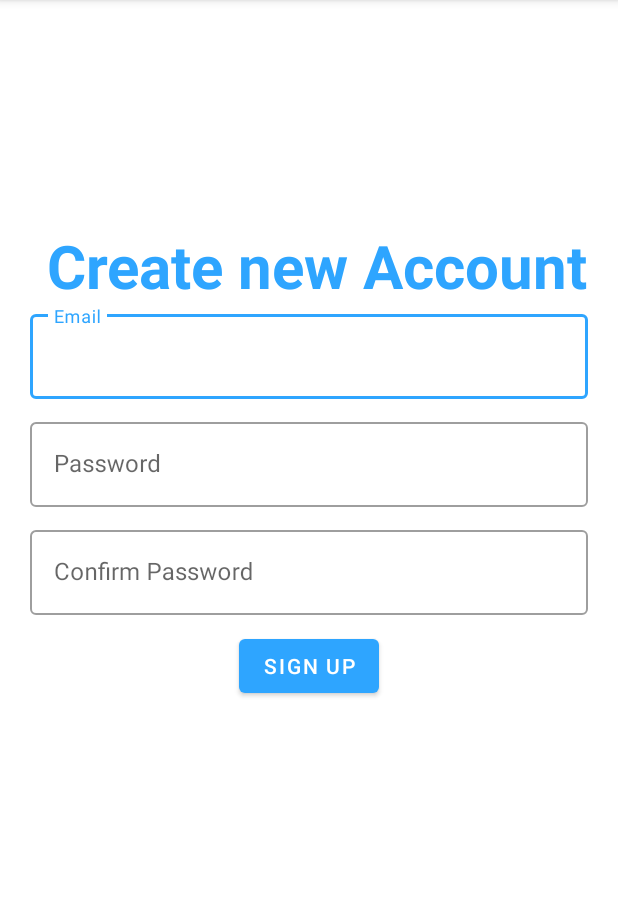
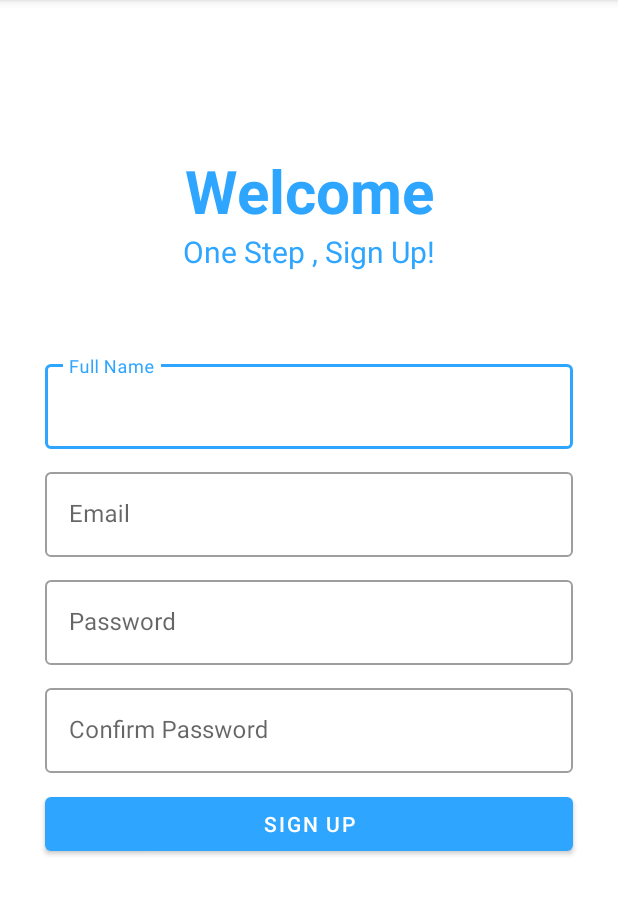
Before and after one commit to SajibMamun/Write-Now, an Android app: the screen it shows after launch (SignUpActivity), after a tap on "Don't have any account? Sign Up", on a phone screen of 412 x 824 dp, the part 84-999 px from its top. Run offline under Robolectric (Android 15) with nearby library versions, the phone set to English and light mode, and no system bars; our stand-ins replace Firebase (no records; nobody signed in at launch, a user with empty details on screens opened directly); 2 other taps on this screen came first.

Commit message:
Home Activity Added and Full Name Show

```diff
--- a/app/build.gradle
+++ b/app/build.gradle
@@ -44,4 +44,7 @@ dependencies {
     //Firebase auth
     implementation 'com.google.firebase:firebase-auth:21.0.4'
 
+    //Firebase Database
+    implementation 'com.google.firebase:firebase-database:20.0.5'
+
 }
--- a/app/src/main/java/com/example/writenow/MainActivity.java
+++ b/app/src/main/java/com/example/writenow/MainActivity.java
@@ -102,7 +102,7 @@ public class MainActivity extends AppCompatActivity {
                     if (task.isSuccessful()) {
                         //Intent to go user account page
                         progressBar.setVisibility(view.INVISIBLE);
-                        Intent intent = new Intent(MainActivity.this, UserAccount.class);
+                        Intent intent = new Intent(MainActivity.this, HomeActivity.class);
                         startActivity(intent);
 
                     } else {
--- a/app/src/main/java/com/example/writenow/SignUpActivity.java
+++ b/app/src/main/java/com/example/writenow/SignUpActivity.java
@@ -3,10 +3,12 @@ package com.example.writenow;
 import androidx.annotation.NonNull;
 import androidx.appcompat.app.AppCompatActivity;
 
+import android.content.Intent;
 import android.os.Bundle;
 import android.util.Patterns;
 import android.view.View;
 import android.widget.Button;
+import android.widget.ProgressBar;
 import android.widget.TextView;
 import android.widget.Toast;
 
@@ -15,12 +17,14 @@ import com.google.android.gms.tasks.Task;
 import com.google.firebase.auth.AuthResult;
 import com.google.firebase.auth.FirebaseAuth;
 import com.google.firebase.auth.FirebaseUser;
+import com.google.firebase.database.DatabaseReference;
+import com.google.firebase.database.FirebaseDatabase;
 
 public class SignUpActivity extends AppCompatActivity {
-    com.google.android.material.textfield.TextInputEditText emailetsignup, passwordetsignup, confirmpasswordetsignup;
+    com.google.android.material.textfield.TextInputEditText emailetsignup, passwordetsignup, confirmpasswordetsignup,usernameet;
    Button Signupbtn;
-
-    String email, password, confirmpassword;
+ProgressBar progressBar;
+    String email, password, confirmpassword,name;
 
     FirebaseAuth mAuth;
 
@@ -33,9 +37,12 @@ public class SignUpActivity extends AppCompatActivity {
         passwordetsignup = findViewById(R.id.passwordetsinguid);
         confirmpasswordetsignup = findViewById(R.id.confirmpasswordetsignupid);
         Signupbtn = findViewById(R.id.SignUpButtonid);
+        usernameet=findViewById(R.id.UserNameid);
 
         //FirebaseAuth Object.
         mAuth = FirebaseAuth.getInstance();
+
+        progressBar=findViewById(R.id.Progressbarid);
 
 
         Signupbtn.setOnClickListener(new View.OnClickListener() {
@@ -45,9 +52,15 @@ public class SignUpActivity extends AppCompatActivity {
                 email = emailetsignup.getText().toString().trim();
                 password = passwordetsignup.getText().toString().trim();
                 confirmpassword = confirmpasswordetsignup.getText().toString().trim();
+                name=usernameet.getText().toString().trim();
+                progressBar.setVisibility(view.VISIBLE);
 
 
-                if (email.length() == 0) {
+                if(name.isEmpty())
+                {
+                    usernameet.setError("enter your full name");
+                }
+                else if (email.length() == 0) {
 
                     emailetsignup.setError("enter your email");
                 } else if (!Patterns.EMAIL_ADDRESS.matcher(email).matches()) {
@@ -74,12 +87,21 @@ public class SignUpActivity extends AppCompatActivity {
                         @Override
                         public void onComplete(@NonNull Task<AuthResult> task) {
 
+
                             if (task.isSuccessful()) {
+                                progressBar.setVisibility(view.INVISIBLE);
                                 //Firebaseuser object will store user details like email,password and other profile info
                                 FirebaseUser user = mAuth.getCurrentUser();
+
+                              //name save in realtime database
+                                savenameinrealtimedatabase(user);
                                 Toast.makeText(SignUpActivity.this, "Sign Up Done", Toast.LENGTH_SHORT).show();
 
+                                Intent intent=new Intent(SignUpActivity.this,HomeActivity.class);
+                                startActivity(intent);
+
                             } else {
+                                progressBar.setVisibility(view.INVISIBLE);
                                 Toast.makeText(SignUpActivity.this, "Error: " + task.getException(), Toast.LENGTH_SHORT).show();
                             }
 
@@ -93,4 +115,16 @@ public class SignUpActivity extends AppCompatActivity {
             }
         });
     }
+
+    private void savenameinrealtimedatabase(FirebaseUser user) {
+
+        //Firebase Method
+
+        FirebaseDatabase firebaseDatabase=FirebaseDatabase.getInstance();
+
+        DatabaseReference rootReference=firebaseDatabase.getReference();
+        DatabaseReference nameReference=rootReference.child("Users").child(user.getUid()).child("name");
+
+        nameReference.setValue(name);
+    }
 }
--- /dev/null
+++ b/app/src/main/java/com/example/writenow/SplashScreen.java
@@ -0,0 +1,39 @@
+package com.example.writenow;
+
+import androidx.appcompat.app.AppCompatActivity;
+
+import android.content.Intent;
+import android.os.Bundle;
+import android.os.Handler;
+
+import com.google.firebase.auth.FirebaseAuth;
+import com.google.firebase.auth.FirebaseUser;
+
+public class SplashScreen extends AppCompatActivity {
+
+    @Override
+    protected void onCreate(Bundle savedInstanceState) {
+        super.onCreate(savedInstanceState);
+        setContentView(R.layout.activity_splash_screen);
+        FirebaseAuth firebaseAuth = FirebaseAuth.getInstance();
+        FirebaseUser firebaseUser = firebaseAuth.getCurrentUser();
+        Handler handler = new Handler();
+        handler.postDelayed(new Runnable() {
+            @Override
+            public void run() {
+                if (firebaseUser != null) {
+
+                    Intent intent = new Intent(SplashScreen.this, UserAccount.class);
+                    startActivity(intent);
+                } else {
+                    Intent intent = new Intent(SplashScreen.this, MainActivity.class);
+                    startActivity(intent);
+
+                }
+
+            }
+        }, 3000);
+
+
+    }
+}
--- a/app/src/main/java/com/example/writenow/UserAccount.java
+++ b/app/src/main/java/com/example/writenow/UserAccount.java
@@ -91,6 +91,8 @@ public class UserAccount extends AppCompatActivity {
 
                         //forsignout
                         firebaseAuth.signOut();
+                        Intent intent=new Intent(UserAccount.this,MainActivity.class);
+                        startActivity(intent);
                         ((Activity) context).finish();
 
                     }
--- a/app/src/main/res/layout/activity_sign_up.xml
+++ b/app/src/main/res/layout/activity_sign_up.xml
@@ -7,27 +7,74 @@
     tools:context=".SignUpActivity">
 
     <TextView
+        android:id="@+id/signup"
+        android:layout_width="match_parent"
+        android:layout_height="wrap_content"
+        android:layout_marginLeft="30dp"
+        android:layout_marginTop="100dp"
+        android:layout_marginRight="30dp"
+        android:gravity="center"
+        android:text=" Welcome "
+        android:textAlignment="center"
+        android:textColor="#2EA5FF"
+        android:textSize="40sp"
+        android:textStyle="bold" />
+    <TextView
+        android:layout_below="@id/signup"
         android:id="@+id/signuptv"
         android:layout_width="match_parent"
         android:layout_height="wrap_content"
-        android:layout_marginLeft="20dp"
-        android:layout_marginTop="150dp"
-        android:layout_marginRight="20dp"
-      android:textStyle="bold"
+        android:layout_marginLeft="30dp"
+        android:layout_marginRight="30dp"
         android:gravity="center"
-        android:text=" Create new Account"
+        android:text="One Step , Sign Up!"
         android:textAlignment="center"
         android:textColor="#2EA5FF"
-        android:textSize="40sp" />
+        android:textSize="20sp"
+      />
+
+    <ProgressBar
+        android:id="@+id/Progressbarid"
+        style="@style/Widget.AppCompat.ProgressBar.Horizontal"
+        android:layout_width="match_parent"
+        android:layout_height="wrap_content"
+        android:layout_below="@+id/signuptv"
+        android:layout_marginLeft="30dp"
+        android:layout_marginTop="10dp"
+        android:layout_marginRight="30dp"
+        android:layout_marginBottom="30dp"
+        android:indeterminate="true"
+        android:indeterminateTint="#2EA5FF"
+        android:visibility="invisible" />
+    <com.google.android.material.textfield.TextInputLayout
+        android:id="@+id/Username"
+        style="@style/Widget.MaterialComponents.TextInputLayout.OutlinedBox"
+        android:layout_width="match_parent"
+        android:layout_height="wrap_content"
+        android:layout_below="@id/Progressbarid"
+        android:layout_marginLeft="30dp"
+        android:layout_marginRight="30dp"
+        android:layout_marginBottom="10dp"
+        android:hint="Full Name">
+
+        <com.google.android.material.textfield.TextInputEditText
+            android:id="@+id/UserNameid"
+            android:layout_width="match_parent"
+            android:layout_height="wrap_content"
+            android:inputType="textPersonName"
+
+            />
+
+    </com.google.android.material.textfield.TextInputLayout>
 
     <com.google.android.material.textfield.TextInputLayout
         android:id="@+id/Emailedit"
         style="@style/Widget.MaterialComponents.TextInputLayout.OutlinedBox"
         android:layout_width="match_parent"
         android:layout_height="wrap_content"
-        android:layout_below="@id/signuptv"
-        android:layout_marginLeft="20dp"
-        android:layout_marginRight="20dp"
+        android:layout_below="@id/Username"
+        android:layout_marginLeft="30dp"
+        android:layout_marginRight="30dp"
         android:layout_marginBottom="10dp"
         android:hint="Email">
 
@@ -47,8 +94,8 @@
         android:layout_width="match_parent"
         android:layout_height="wrap_content"
         android:layout_below="@id/Emailedit"
-        android:layout_marginLeft="20dp"
-        android:layout_marginRight="20dp"
+        android:layout_marginLeft="30dp"
+        android:layout_marginRight="30dp"
         android:layout_marginBottom="10dp"
         android:hint="Password">
 
@@ -61,14 +108,15 @@
             />
 
     </com.google.android.material.textfield.TextInputLayout>
+
     <com.google.android.material.textfield.TextInputLayout
         android:id="@+id/againpassword"
         style="@style/Widget.MaterialComponents.TextInputLayout.OutlinedBox"
         android:layout_width="match_parent"
         android:layout_height="wrap_content"
         android:layout_below="@id/password"
-        android:layout_marginLeft="20dp"
-        android:layout_marginRight="20dp"
+        android:layout_marginLeft="30dp"
+        android:layout_marginRight="30dp"
         android:layout_marginBottom="10dp"
         android:hint="Confirm Password">
 
@@ -85,10 +133,12 @@
 
     <Button
         android:id="@+id/SignUpButtonid"
-        android:layout_width="wrap_content"
+        android:layout_width="match_parent"
         android:layout_height="wrap_content"
         android:layout_below="@id/againpassword"
         android:layout_centerHorizontal="true"
+        android:layout_marginLeft="30dp"
+        android:layout_marginRight="30dp"
         android:text="Sign Up" />
 
 
```
Also changed, not shown: app/src/main/AndroidManifest.xml (+7 -2 lines), app/src/main/java/com/example/writenow/HomeActivity.java (added, +46 -0 lines), app/src/main/res/layout/activity_forgot_password.xml (+8 -9 lines), app/src/main/res/layout/activity_home.xml (added, +31 -0 lines), app/src/main/res/layout/activity_main.xml (+13 -11 lines), app/src/main/res/layout/activity_splash_screen.xml (added, +12 -0 lines), app/src/main/res/layout/activity_update_email.xml (+10 -12 lines), app/src/main/res/layout/activity_update_password.xml (+11 -11 lines), app/src/main/res/layout/activity_user_account.xml (+8 -15 lines), app/src/main/res/drawable/image.png (added).
